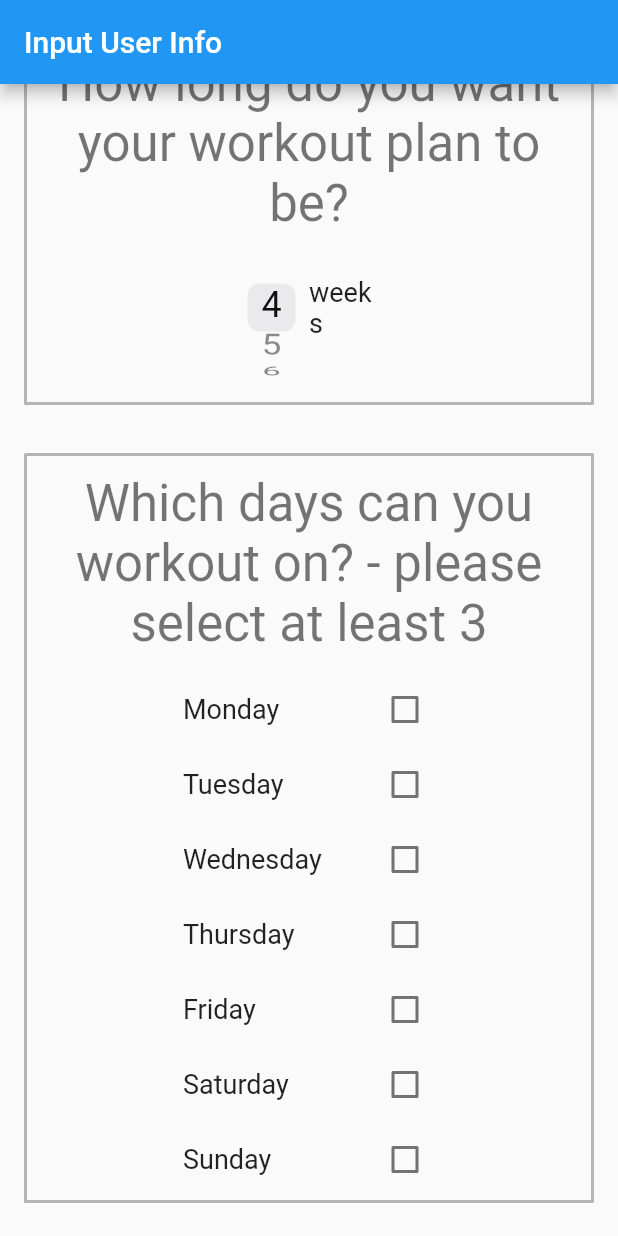
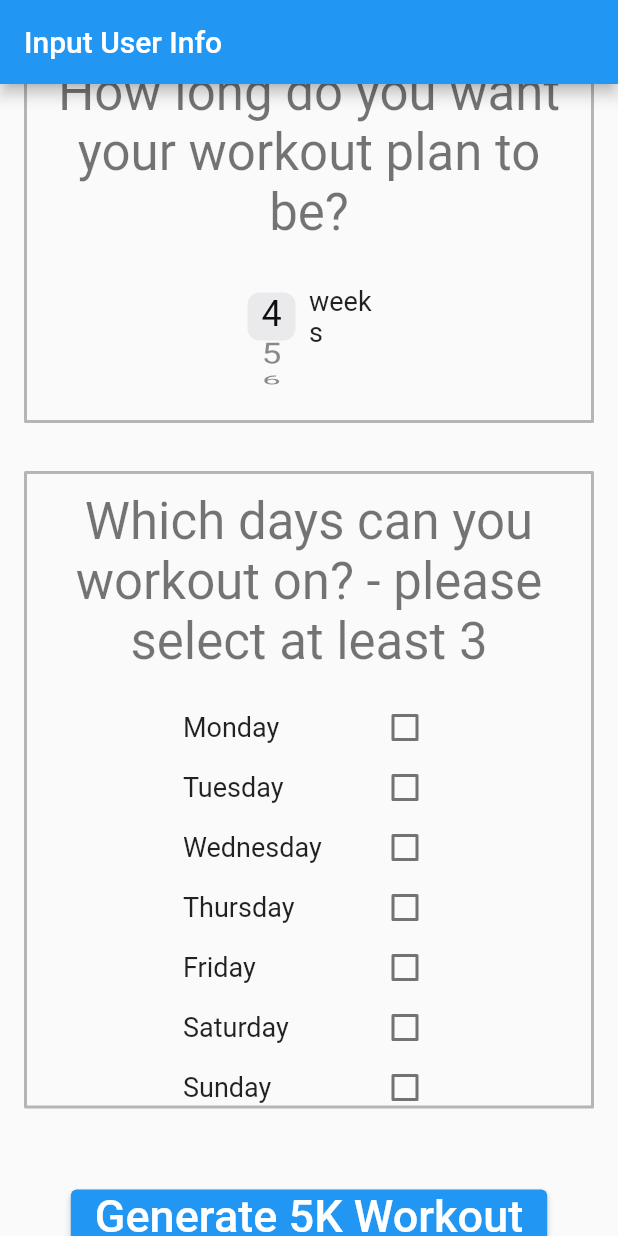
Before and after one commit to aidancaputi/FitNut, a Flutter app: the SettingsPage screen opened directly, scrolled down 1728 dp, on a phone screen of 412 x 824 dp. Run offline on Flutter 3.47's test engine with Material 2 defaults, Android fonts, the phone set to English and light mode, and no system bars; our stand-ins replace table_calendar.

Commit message:
fixed length and days pixel overflows

```diff
--- a/lib/user_inputs/days_input.dart
+++ b/lib/user_inputs/days_input.dart
@@ -14,7 +14,7 @@ class DaysInput extends StatefulWidget {
 }
 
 class _DaysInputState extends State<DaysInput> {
-  final double checkboxHeight = 50;
+  final double checkboxHeight = 40;
   final double checkboxWidth = 200;
   @override
   Widget build(BuildContext context) {
@@ -29,7 +29,7 @@ class _DaysInputState extends State<DaysInput> {
             ),
             borderRadius: BorderRadius.circular(1.0),
           ),
-          height: 500,
+          height: 425,
           width: 500,
           child: Column(mainAxisAlignment: MainAxisAlignment.center, children: [
             Text(
--- a/lib/user_inputs/length_input.dart
+++ b/lib/user_inputs/length_input.dart
@@ -34,7 +34,7 @@ class _LengthInputState extends State<LengthInput> {
             ),
             borderRadius: BorderRadius.circular(1.0),
           ),
-          height: widget.borderProperties.borderHeight,
+          height: widget.borderProperties.borderHeight + 12,
           width: widget.borderProperties.borderWidth,
           child: Column(mainAxisAlignment: MainAxisAlignment.center, children: [
             Text(
```
